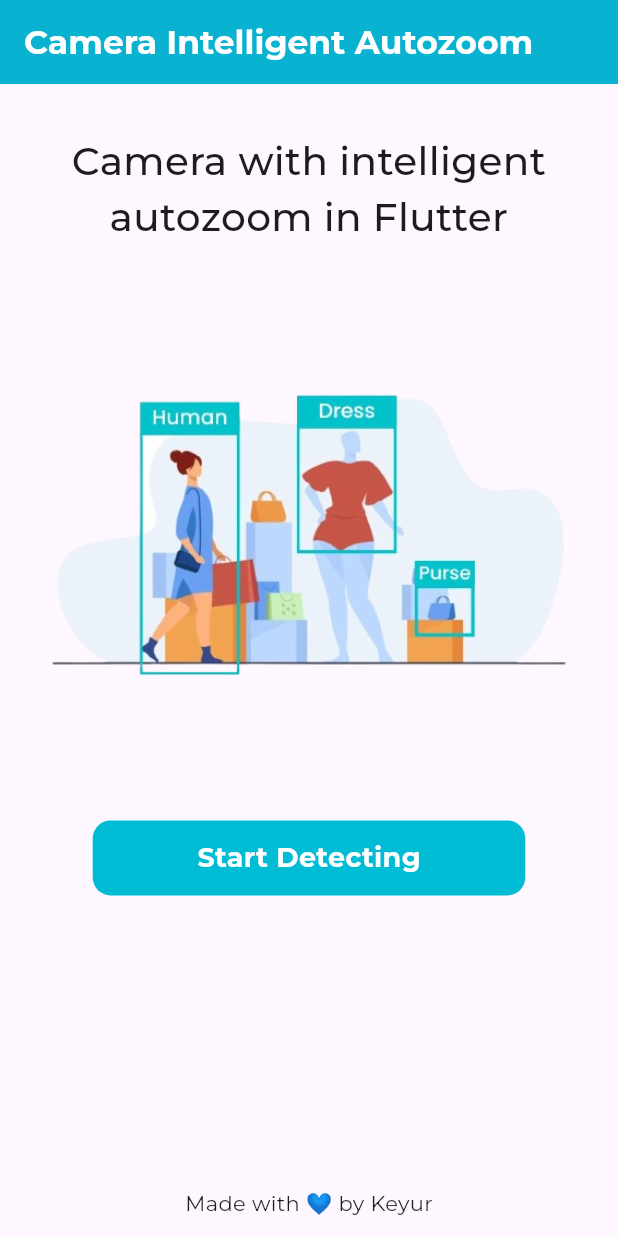
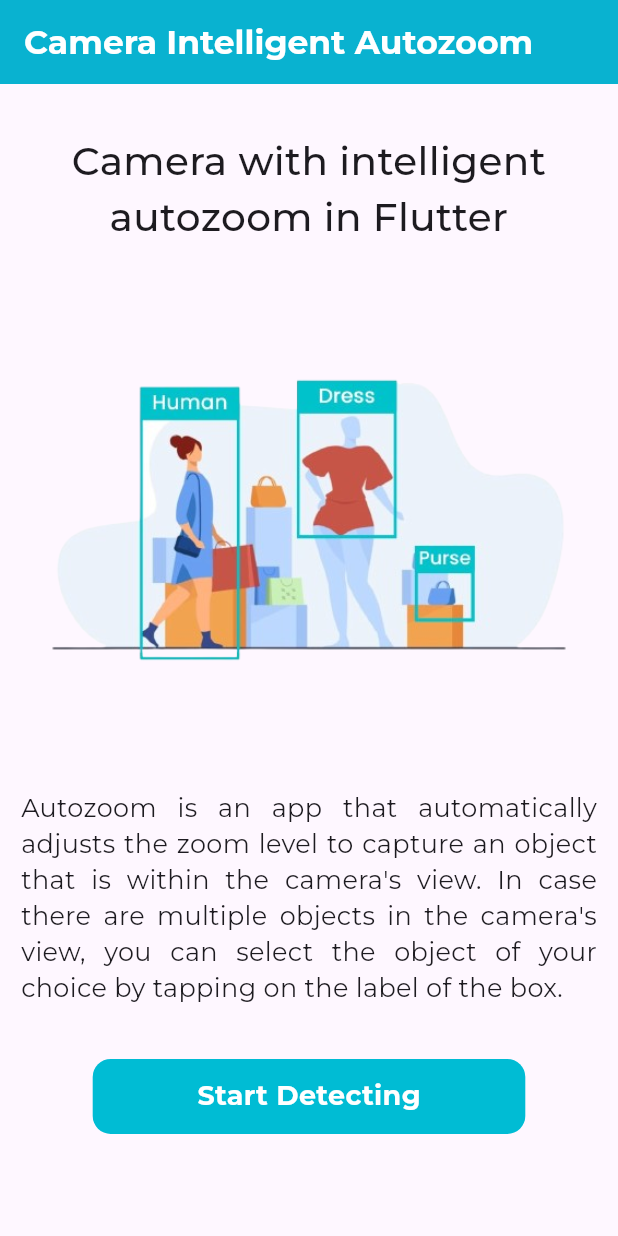
Before and after one commit to keyurgit45/Autozoom, a Flutter app: the screen it shows after launch, on a phone screen of 412 x 824 dp. Run offline on Flutter 3.47's test engine with Material 3 defaults, Android fonts, the phone set to English and light mode, and no system bars; our stand-ins replace camera, gallery_saver, get, google_fonts, logger; missing offline and left inert: google_mlkit_object_detection.

Commit message:
feat: optimised autozoom algorithm added object detection support for multiple objects by tapping on bounding box changed ui of the homepage added zoom slider

```diff
--- a/qrscanner/lib/controller/camera_view_controller.dart
+++ b/qrscanner/lib/controller/camera_view_controller.dart
@@ -22,7 +22,7 @@ class CameraViewController extends FullLifeCycleController
   double ratio = 0;
 
   var zoomLevel = 1.0.obs;
-  var maxZoomLevel = 1.0.obs;
+  var maxZoomLevel = 1.1.obs;
   var isTakingPicture = false.obs;
 
   final _orientations = {
@@ -154,28 +154,27 @@ class CameraViewController extends FullLifeCycleController
   }
 
   /// takes List of predictions and increases or decreases zoom level according to width of the QR code
-  void setCameraZoomLevel(
-      List<DetectedObject> predictions, Size imageSize) async {
+  void setCameraZoomLevel(DetectedObject? object, Size imageSize) async {
     double level = zoomLevel.value;
 
-    if (predictions.isNotEmpty) {
-      // predictions.sort((a, b) => b.labels.first.confidence.compareTo(
-      //     a.labels.first.confidence)); // sort predictions according to score
+    if (object != null) {
+      double height = object.boundingBox.height / imageSize.width;
+      double width = object.boundingBox.width / imageSize.height;
 
-      // double height = predictions.first.boundingBox.height / imageSize.width;
-      double width = predictions.first.boundingBox.width / imageSize.height;
-
-      double left = predictions.first.boundingBox.left / imageSize.height;
-      double right = predictions.first.boundingBox.right / imageSize.width;
-      double top = predictions.first.boundingBox.top / imageSize.height;
-      double bottom = predictions.first.boundingBox.bottom / imageSize.width;
-      if (width <= 0.8 &&
+      double left = object.boundingBox.left / imageSize.height;
+      double right = object.boundingBox.right / imageSize.width;
+      double top = object.boundingBox.top / imageSize.height;
+      double bottom = object.boundingBox.bottom / imageSize.width;
+      print("width: $width, height: $height");
+      if (width <= 0.7 &&
+          height <= 0.7 &&
           left >= 0.1 &&
           right >= 0.1 &&
           top >= 0.1 &&
           bottom >= 0.1) {
         level += 0.02;
-      } else if (width >= 0.9 && width < 1.5) {
+      } else if ((width >= 0.9 && width <= 1.0) ||
+          height >= 0.9 && height <= 1.0) {
         level -= 0.05;
       }
     }
--- a/qrscanner/lib/pages/home_page.dart
+++ b/qrscanner/lib/pages/home_page.dart
@@ -21,10 +21,8 @@ class HomePage extends StatelessWidget {
         ),
         body: Padding(
             padding: const EdgeInsets.symmetric(horizontal: 14.0),
+            child: SingleChildScrollView(
               child: Column(
-                mainAxisAlignment: MainAxisAlignment.spaceBetween,
-                children: [
-                  Column(
                   crossAxisAlignment: CrossAxisAlignment.center,
                   mainAxisAlignment: MainAxisAlignment.center,
                   children: [
@@ -38,8 +36,16 @@ class HomePage extends StatelessWidget {
                       textAlign: TextAlign.center,
                     ),
                     Padding(
-                          padding: const EdgeInsets.all(10.0),
+                      padding: const EdgeInsets.only(left: 10, right: 10),
                       child: Image.asset(Consts.imagePath),
+                    ),
+                    Padding(
+                      padding: const EdgeInsets.only(bottom: 35),
+                      child: Text(
+                        "Autozoom is an app that automatically adjusts the zoom level to capture an object that is within the camera's view. In case there are multiple objects in the camera's view, you can select the object of your choice by tapping on the label of the box.",
+                        style: GoogleFonts.montserrat(fontSize: 17),
+                        textAlign: TextAlign.justify,
+                      ),
                     ),
                     GestureDetector(
                         onTap: () => Get.toNamed(AppRoutes.objectdetection),
@@ -59,14 +65,6 @@ class HomePage extends StatelessWidget {
                           )),
                         )),
                   ]),
-                  Padding(
-                    padding: const EdgeInsets.symmetric(vertical: 12),
-                    child: Text(
-                      "Made with 💙 by Keyur",
-                      style: GoogleFonts.montserrat(fontSize: 14),
-                      textAlign: TextAlign.justify,
-                    ),
-                  ),
-                ])));
+            )));
   }
 }
--- a/qrscanner/lib/utils/constants.dart
+++ b/qrscanner/lib/utils/constants.dart
@@ -2,6 +2,11 @@ import 'package:flutter/material.dart';
 
 class Consts {
   static const appColor = Color(0xFF00BCD4);
+  static const sliderThumbColor = Colors.black;
+  static const activeTrackColor = Colors.black;
+  static const inActiveTrackColor = Color(0xFFFAFAFA);
+  static const boundingBoxSelected = Color(0xFF00c853);
+  static const boundingBoxNotSelected = Color(0xFF318CE7);
   static const imagePath = "assets/vector.png";
   static const modelPath = "assets/object_labeler.tflite";
 }
```
Also changed, not shown: qrscanner/lib/controller/object_detection_controller.dart (+44 -5 lines), qrscanner/lib/pages/bounding_box.dart (+36 -9 lines), qrscanner/lib/pages/object_detection.dart (+78 -38 lines), 1 other file. Lines whose indentation alone changed are shown as unchanged.
